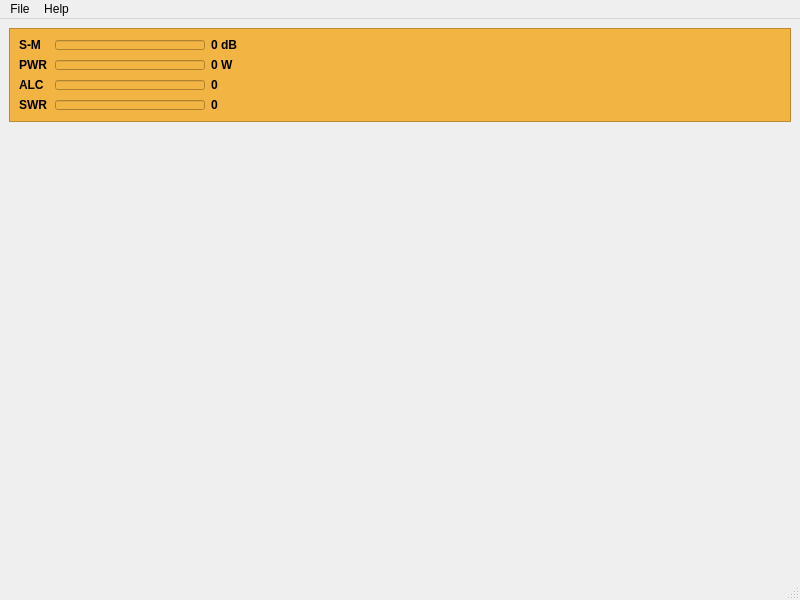
eloranta/HamVibe, file mainwindow.ui: the form before one commit.
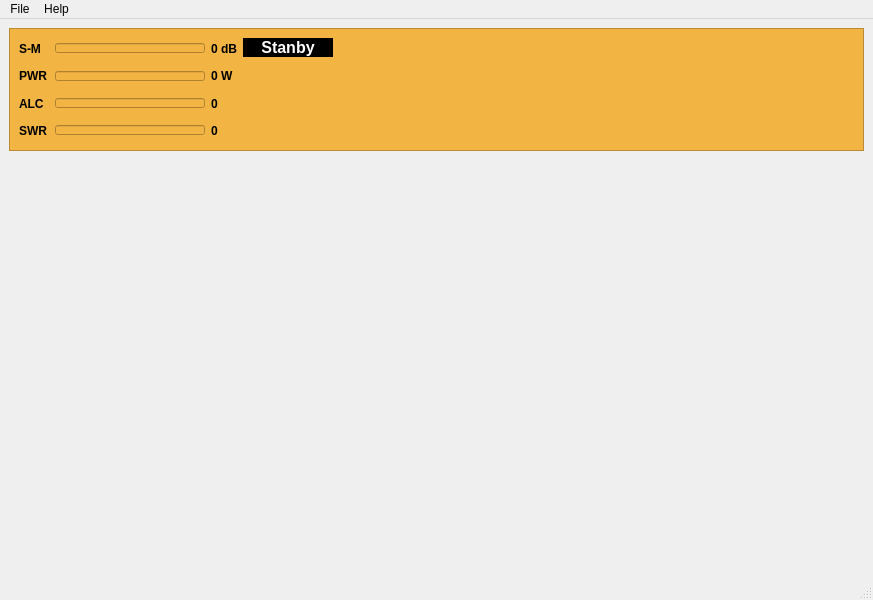
The form after the commit.

Commit message: add on air label

The edit to the form file:
```diff
--- a/mainwindow.ui
+++ b/mainwindow.ui
@@ -6,7 +6,7 @@
    <rect>
     <x>0</x>
     <y>0</y>
-    <width>800</width>
+    <width>873</width>
     <height>600</height>
    </rect>
   </property>
@@ -26,6 +26,8 @@
       <property name="frameShadow">
        <enum>QFrame::Shadow::Raised</enum>
       </property>
+      <layout class="QHBoxLayout" name="horizontalLayout_6">
+       <item>
       <layout class="QHBoxLayout" name="horizontalLayout_5">
        <item>
         <layout class="QVBoxLayout" name="metersLayout">
@@ -60,7 +62,7 @@
              <string>S-M</string>
             </property>
             <property name="alignment">
-             <set>Qt::AlignmentFlag::AlignLeft|Qt::AlignmentFlag::AlignVCenter</set>
+                <set>Qt::AlignmentFlag::AlignLeading|Qt::AlignmentFlag::AlignLeft|Qt::AlignmentFlag::AlignVCenter</set>
             </property>
            </widget>
           </item>
@@ -156,7 +158,7 @@
              <string>PWR</string>
             </property>
             <property name="alignment">
-             <set>Qt::AlignmentFlag::AlignLeft|Qt::AlignmentFlag::AlignVCenter</set>
+                <set>Qt::AlignmentFlag::AlignLeading|Qt::AlignmentFlag::AlignLeft|Qt::AlignmentFlag::AlignVCenter</set>
             </property>
            </widget>
           </item>
@@ -252,7 +254,7 @@
              <string>ALC</string>
             </property>
             <property name="alignment">
-             <set>Qt::AlignmentFlag::AlignLeft|Qt::AlignmentFlag::AlignVCenter</set>
+                <set>Qt::AlignmentFlag::AlignLeading|Qt::AlignmentFlag::AlignLeft|Qt::AlignmentFlag::AlignVCenter</set>
             </property>
            </widget>
           </item>
@@ -348,7 +350,7 @@
              <string>SWR</string>
             </property>
             <property name="alignment">
-             <set>Qt::AlignmentFlag::AlignLeft|Qt::AlignmentFlag::AlignVCenter</set>
+                <set>Qt::AlignmentFlag::AlignLeading|Qt::AlignmentFlag::AlignLeft|Qt::AlignmentFlag::AlignVCenter</set>
             </property>
            </widget>
           </item>
@@ -415,6 +417,61 @@
          </item>
         </layout>
        </item>
+         <item>
+          <layout class="QVBoxLayout" name="verticalLayout">
+           <item>
+            <widget class="QLabel" name="ptt">
+             <property name="sizePolicy">
+              <sizepolicy hsizetype="Fixed" vsizetype="Preferred">
+               <horstretch>0</horstretch>
+               <verstretch>0</verstretch>
+              </sizepolicy>
+             </property>
+             <property name="minimumSize">
+              <size>
+               <width>90</width>
+               <height>0</height>
+              </size>
+             </property>
+             <property name="maximumSize">
+              <size>
+               <width>90</width>
+               <height>16777215</height>
+              </size>
+             </property>
+             <property name="font">
+              <font>
+               <pointsize>12</pointsize>
+               <bold>true</bold>
+              </font>
+             </property>
+             <property name="styleSheet">
+              <string notr="true">color: rgb(255, 255, 255);
+background-color: rgb(0, 0, 0);</string>
+             </property>
+             <property name="text">
+              <string>Stanby</string>
+             </property>
+             <property name="alignment">
+              <set>Qt::AlignmentFlag::AlignCenter</set>
+             </property>
+            </widget>
+           </item>
+           <item>
+            <spacer name="verticalSpacer_2">
+             <property name="orientation">
+              <enum>Qt::Orientation::Vertical</enum>
+             </property>
+             <property name="sizeHint" stdset="0">
+              <size>
+               <width>20</width>
+               <height>40</height>
+              </size>
+             </property>
+            </spacer>
+           </item>
+          </layout>
+         </item>
        <item>
         <spacer name="horizontalSpacer">
          <property name="orientation">
@@ -429,6 +486,8 @@
         </spacer>
        </item>
       </layout>
+       </item>
+      </layout>
      </widget>
     </item>
     <item row="1" column="0">
@@ -451,7 +510,7 @@
     <rect>
      <x>0</x>
      <y>0</y>
-     <width>800</width>
+     <width>873</width>
      <height>22</height>
     </rect>
    </property>
```
Lines whose indentation alone changed are shown as unchanged. The commit also changes 1 other file.
